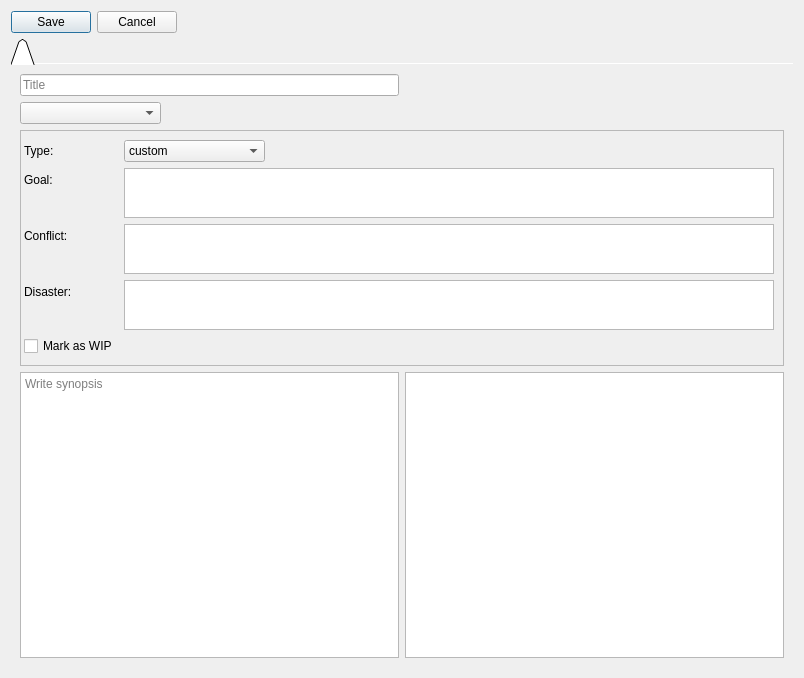
Old version of the form ui/scene_editor.ui in the repository zkovari/plotlyst.
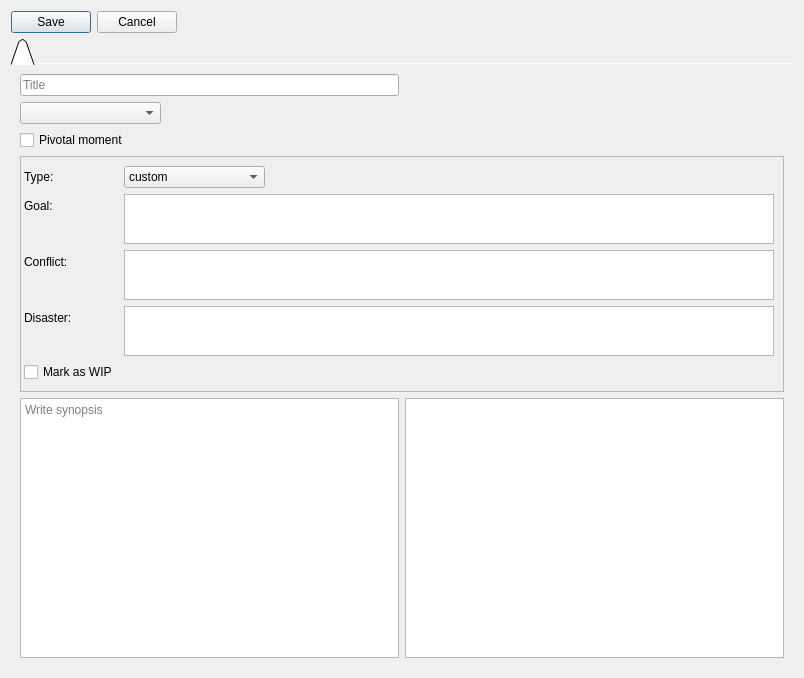
New version of the form.

Commit message: Add pivotal flag for scenes

```diff
--- a/ui/scene_editor.ui
+++ b/ui/scene_editor.ui
@@ -46,7 +46,7 @@
        <string/>
       </attribute>
       <layout class="QGridLayout" name="gridLayout">
-       <item row="3" column="0" colspan="2" alignment="Qt::AlignTop">
+       <item row="4" column="0" colspan="2" alignment="Qt::AlignTop">
         <widget class="QFrame" name="frame">
          <property name="frameShape">
           <enum>QFrame::StyledPanel</enum>
@@ -157,7 +157,7 @@
          </layout>
         </widget>
        </item>
-       <item row="4" column="1">
+       <item row="5" column="1">
         <widget class="QTableView" name="tblCharacters">
          <property name="selectionMode">
           <enum>QAbstractItemView::NoSelection</enum>
@@ -199,7 +199,7 @@
          </property>
         </widget>
        </item>
-       <item row="4" column="0">
+       <item row="5" column="0">
         <widget class="QTextEdit" name="textSynopsis">
          <property name="autoFormatting">
           <set>QTextEdit::AutoBulletList</set>
@@ -209,6 +209,13 @@
          </property>
         </widget>
        </item>
+       <item row="2" column="0">
+        <widget class="QCheckBox" name="cbPivotal">
+         <property name="text">
+          <string>Pivotal moment</string>
+         </property>
+        </widget>
+       </item>
       </layout>
      </widget>
     </widget>
```
The commit also changes 3 other files.
